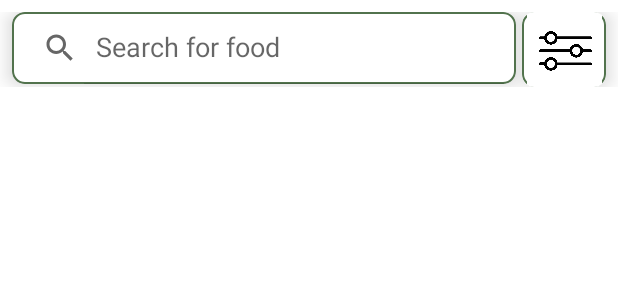
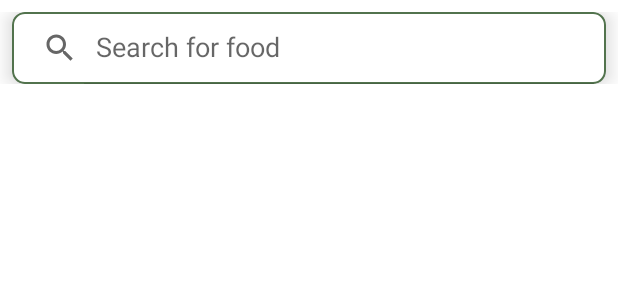
Before and after one commit to Peduli-Pangan-Bangkit-2023/Peduli-Pangan-Android, an Android app: the layout fragment_dashboard.xml on its own in the app's theme, with its tools: preview values and no code run, on a phone screen of 412 x 824 dp. Shown: the top 300 px of the screen. Run offline under Robolectric (Android 15) with nearby library versions, the phone set to English and light mode, and no system bars.

Commit message:
Bug fixing pada fitur pencarian.

```diff
--- a/app/src/main/res/layout/fragment_dashboard.xml
+++ b/app/src/main/res/layout/fragment_dashboard.xml
@@ -22,7 +22,7 @@
             android:layout_width="0dp"
             android:layout_height="wrap_content"
             android:layout_weight="6"
-            android:layout_marginEnd="4dp"
+            android:layout_marginEnd="8dp"
             android:layout_marginStart="8dp"
             app:cardCornerRadius="8dp"
             app:cardElevation="8dp">
@@ -35,24 +35,6 @@
                 android:iconifiedByDefault="false"
                 android:elevation="5dp"
                 android:background="@drawable/custom_background"/>
-
-        </androidx.cardview.widget.CardView>
-
-        <androidx.cardview.widget.CardView
-            android:id="@+id/cardViewFilter"
-            android:layout_width="0dp"
-            android:layout_height="wrap_content"
-            android:layout_weight="1"
-            android:layout_marginEnd="8dp"
-            app:cardCornerRadius="8dp"
-            app:cardElevation="8dp">
-
-            <ImageView
-                android:id="@+id/filterButton"
-                android:layout_width="wrap_content"
-                android:layout_height="50dp"
-                android:background="@drawable/custom_background"
-                android:src="@drawable/baseline_filter_list" />
 
         </androidx.cardview.widget.CardView>
 
```
Also changed, not shown: app/src/main/java/com/alvintio/pedulipangan/ui/dashboard/DashboardFragment.kt (+6 -6 lines), app/src/main/java/com/alvintio/pedulipangan/ui/dashboard/DashboardViewModel.kt (+28 -1 lines), app/src/main/java/com/alvintio/pedulipangan/ui/list/ListFragment.kt (+24 -1 lines), app/src/main/java/com/alvintio/pedulipangan/viewmodel/SharedViewModel.kt (added, +14 -0 lines).
